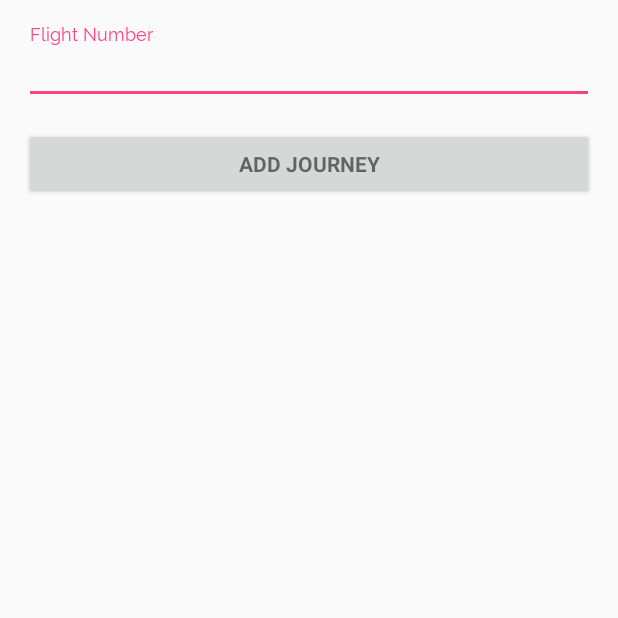
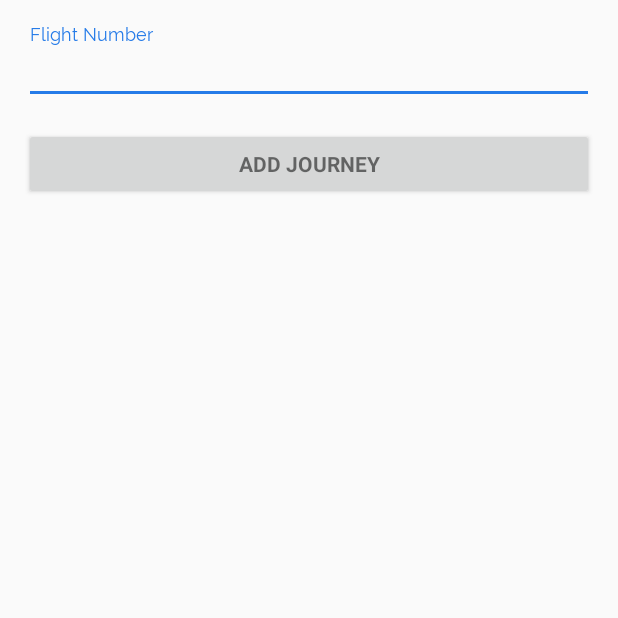
Before and after one commit to nikitarajput/AirPal, an Android app: the HomeActivity screen opened directly, with no data from a screen before it, after a tap on "ADD A JOURNEY", on a phone screen of 412 x 824 dp, the top half of it. Run offline under Robolectric (Android 15) with nearby library versions, the phone set to English and light mode, and no system bars.

Commit message:
Updated default colors of the status bar

```diff
--- a/app/src/main/res/layout/activity_home.xml
+++ b/app/src/main/res/layout/activity_home.xml
@@ -2,7 +2,7 @@
 <RelativeLayout android:id="@+id/RelativeLayout01"
     android:layout_width="fill_parent"
     android:layout_height="fill_parent"
-    android:background="@drawable/clouds"
+    android:background="@drawable/background"
     xmlns:android="http://schemas.android.com/apk/res/android">
 
 
--- a/app/src/main/res/layout/activity_welcome.xml
+++ b/app/src/main/res/layout/activity_welcome.xml
@@ -4,7 +4,7 @@
     android:id="@+id/RelativeLayout01"
     android:layout_width="fill_parent"
     android:layout_height="match_parent"
-    android:background="@drawable/clouds"
+    android:background="@drawable/background"
     xmlns:android="http://schemas.android.com/apk/res/android">
 
     <EditText
--- a/app/src/main/res/values/colors.xml
+++ b/app/src/main/res/values/colors.xml
@@ -1,6 +1,6 @@
 <?xml version="1.0" encoding="utf-8"?>
 <resources>
-    <color name="colorPrimary">#3F51B5</color>
-    <color name="colorPrimaryDark">#303F9F</color>
-    <color name="colorAccent">#FF4081</color>
+    <color name="colorPrimary">#000000</color>
+    <color name="colorPrimaryDark">#000000</color>
+    <color name="colorAccent">#257BE8</color>
 </resources>
```
Also changed, not shown: app/src/main/res/drawable/background.png (renamed from app/src/main/res/drawable/clouds.png).
